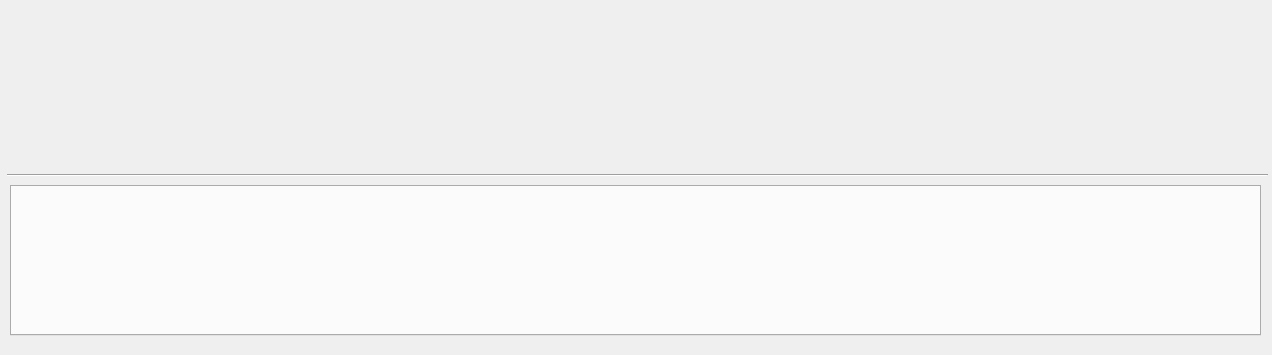
The window that Filter3/mainwindow.ui (xoriath/thesis) describes before a commit, drawn with Qt 5; both pictures show x 0 to 1272 and y 435 to 790 of the 1272 by 790 pixel window.
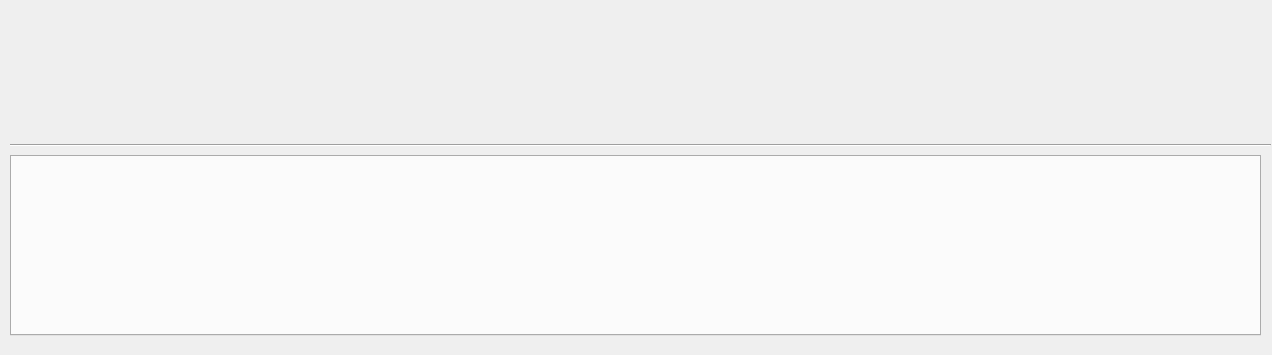
The same window after the commit.

```diff
--- a/Filter3/mainwindow.ui
+++ b/Filter3/mainwindow.ui
@@ -30,8 +30,8 @@
    <widget class="Line" name="line">
     <property name="geometry">
      <rect>
-      <x>7</x>
-      <y>600</y>
+      <x>10</x>
+      <y>570</y>
       <width>1261</width>
       <height>20</height>
      </rect>
@@ -44,9 +44,9 @@
     <property name="geometry">
      <rect>
       <x>10</x>
-      <y>620</y>
+      <y>590</y>
       <width>1251</width>
-      <height>151</height>
+      <height>181</height>
      </rect>
     </property>
     <property name="tabsClosable">
```
